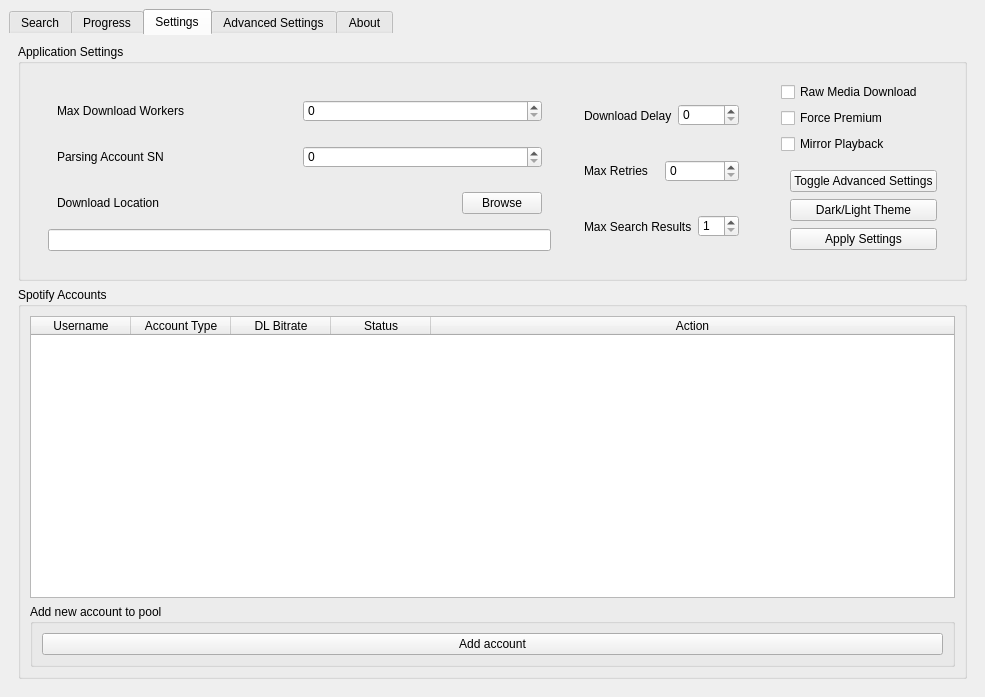
Above: src/onthespot/gui/qtui/main.ui from moddroid94/onthespot before the change. Below: the same form after it.
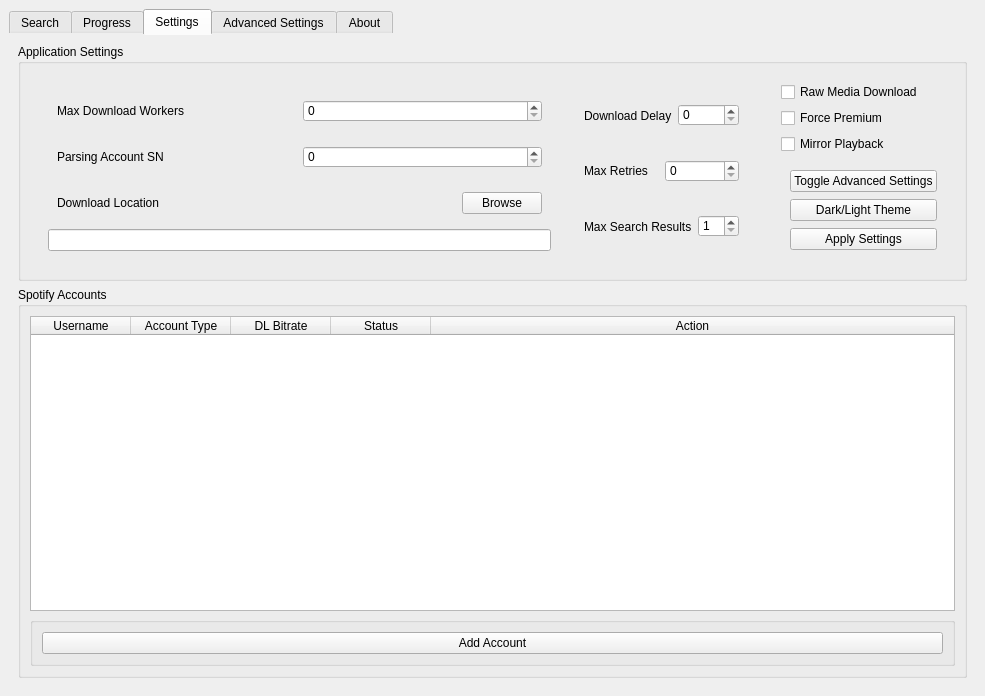
That is the form after the change. Icons and pictures are not drawn.

What changed in the file:
```diff
--- a/src/onthespot/gui/qtui/main.ui
+++ b/src/onthespot/gui/qtui/main.ui
@@ -10,7 +10,7 @@
     <x>0</x>
     <y>0</y>
     <width>985</width>
-    <height>697</height>
+    <height>696</height>
    </rect>
   </property>
   <property name="windowTitle">
@@ -986,7 +986,7 @@
               </size>
              </property>
              <property name="title">
-              <string>Add new account to pool</string>
+              <string/>
              </property>
              <property name="flat">
               <bool>false</bool>
@@ -995,7 +995,7 @@
               <item>
                <widget class="QPushButton" name="btn_login_add">
                 <property name="text">
-                 <string>Add account</string>
+                 <string>Add Account</string>
                 </property>
                </widget>
               </item>
```
Left out of the diff: 12 changed lines with no effect on the pictures.
